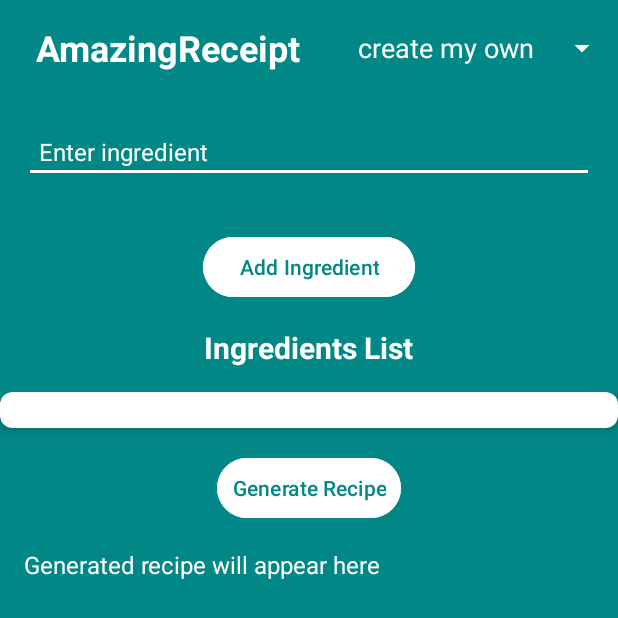
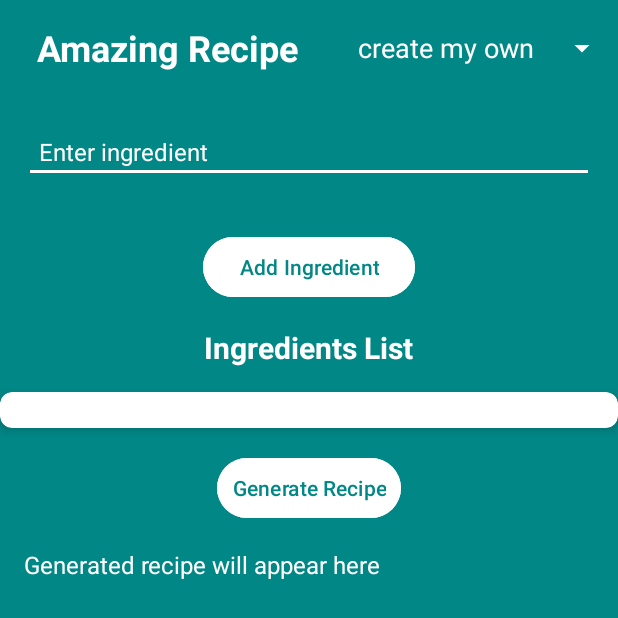
Before and after one commit to dwj020724/Amazing_Recipe, an Android app: the CreateOwnRecipeActivity screen opened directly, with no data from a screen before it, on a phone screen of 412 x 824 dp, the top half of it. Run offline under Robolectric (Android 15) with nearby library versions, the phone set to English and light mode, and no system bars.

```diff
--- a/app/src/main/java/Adapters/RandomRecipeAdapter.java
+++ b/app/src/main/java/Adapters/RandomRecipeAdapter.java
@@ -42,7 +42,7 @@ public class RandomRecipeAdapter extends RecyclerView.Adapter<RandomRecipeViewHo
         holder.textView_title.setSelected(true);
         holder.textView_likes.setText(list.get(position).aggregateLikes + " Likes");
         holder.textView_servings.setText(list.get(position).servings + " Servings");
-        holder.textView_servings.setText(list.get(position).readyInMinutes + " Minutes");
+        holder.textView_time.setText(list.get(position).readyInMinutes + " Minutes");
         Picasso.get().load(list.get(position).image).into(holder.imageView_food);
 
         holder.random_list_container.setOnClickListener(new View.OnClickListener() {
--- a/app/src/main/java/com/example/mobileproject/CreateOwnRecipeActivity.java
+++ b/app/src/main/java/com/example/mobileproject/CreateOwnRecipeActivity.java
@@ -156,7 +156,7 @@ public class CreateOwnRecipeActivity extends AppCompatActivity {
         // Create the request object
         Request request = new Request.Builder()
                 .url("https://api.openai.com/v1/chat/completions")
-                .addHeader("Authorization", "Bearer APIKEY") // Replace with your actual API key
+                .addHeader("Authorization", "myAPI") // Replace with your actual API key
                 .post(body)
                 .build();
 
--- a/app/src/main/res/values/strings.xml
+++ b/app/src/main/res/values/strings.xml
@@ -1,5 +1,5 @@
 <resources>
-    <string name="app_name">AmazingReceipt</string>
+    <string name="app_name">Amazing Recipe</string>
     <string name="api_key"> 3477bd1c16e74a6c808497450e1d6144</string>
     <string name="login">LOGIN</string>
     <string name="email">Email</string>
```
